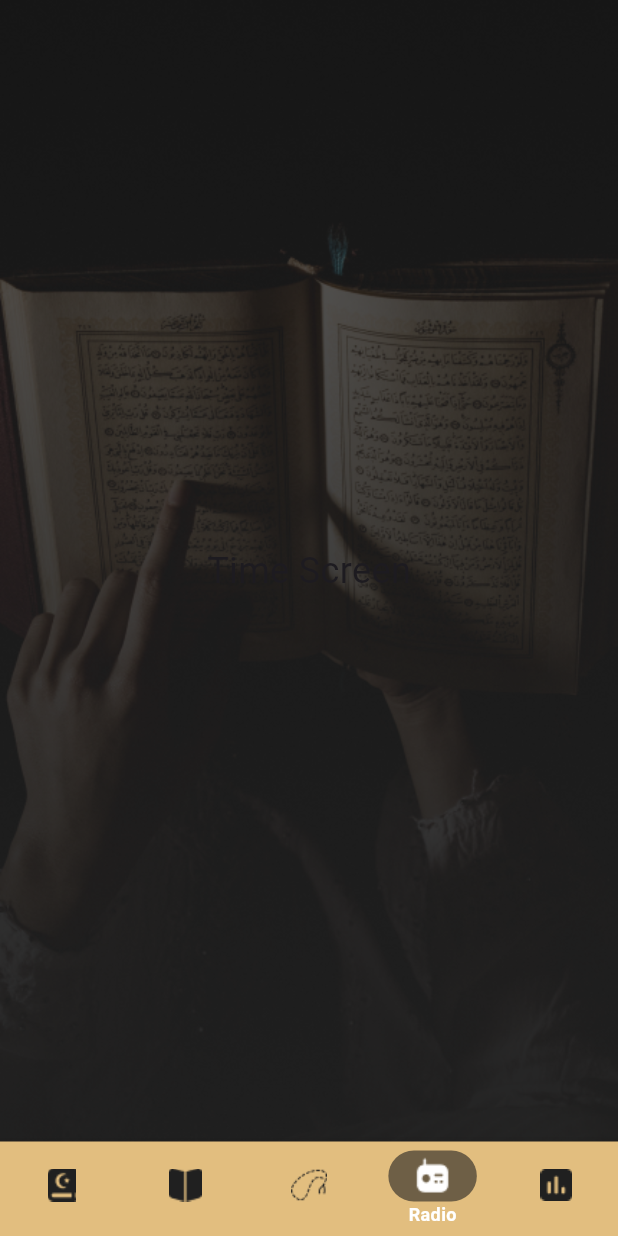
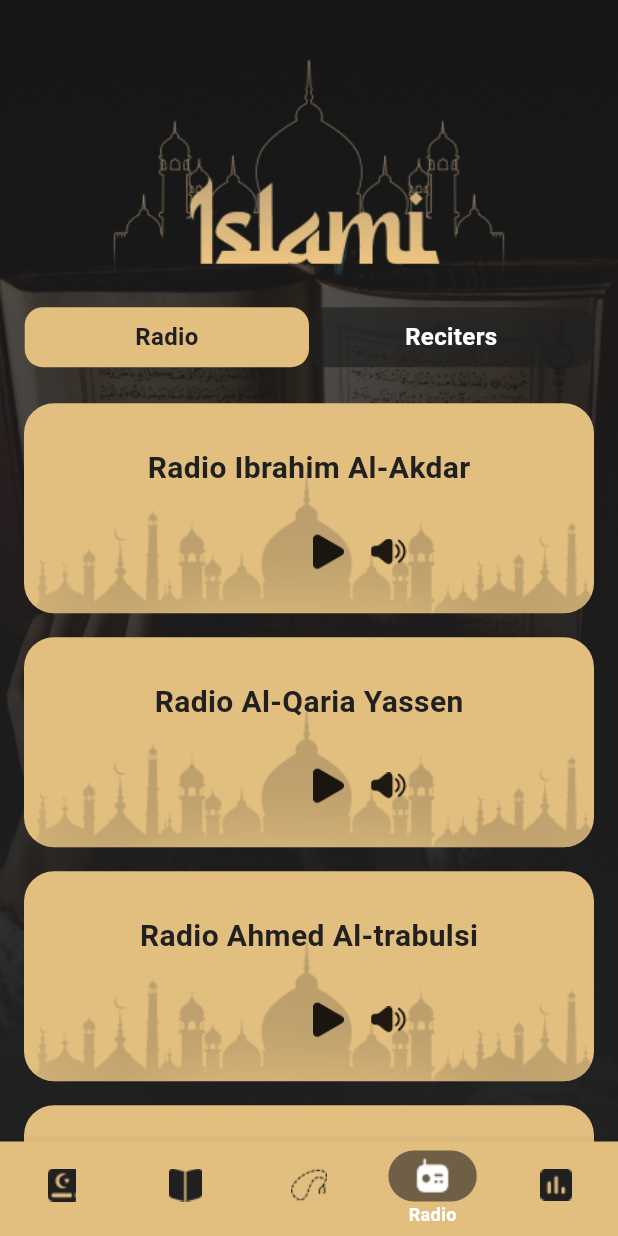
Before and after one commit to yasminesami/Islami_app-flutter, a Flutter app: the HomeScreen screen opened by its route, item 4 of the bottom bar chosen, on a phone screen of 412 x 824 dp. Run offline on Flutter 3.47's test engine with Material 3 defaults, Android fonts, the phone set to English and light mode, and no system bars; our stand-ins replace carousel_slider, shared_preferences; accounts and stored records are empty.

Commit message:
Radio tab screen.

```diff
--- a/lib/features/home/home_screen.dart
+++ b/lib/features/home/home_screen.dart
@@ -2,6 +2,7 @@ import 'package:flutter/material.dart';
 import 'package:islami/core/constants/app_colors.dart';
 import 'package:islami/features/hadith/hadith_screen.dart';
 import 'package:islami/features/quran/quran_screen.dart';
+import 'package:islami/features/radio/radio_screen.dart';
 import 'package:islami/features/sebha/sebha_screen.dart';
 
 class HomeScreen extends StatefulWidget {
@@ -17,10 +18,13 @@ class _HomeScreenState extends State<HomeScreen> {
   int currentPage = 0;
 
   final List<Widget> pages = [
-    QuranScreen(),
-    HadithScreen(),
-    SebhaScreen(),
-    Center(child: Text('Time Screen', style: TextStyle(fontSize: 24))),
+    const QuranScreen(),
+    const HadithScreen(),
+    const SebhaScreen(),
+    const RadioScreen(),
+    const Center(
+      child: Text("time Screen"),
+    )
   ];
 
   final List<String> pagesBackground = [
--- /dev/null
+++ b/lib/features/radio/model/radio_list.dart
@@ -0,0 +1,16 @@
+class RadioList {
+  static List<String> radioList = [
+    "Radio Ibrahim Al-Akdar",
+    "Radio Al-Qaria Yassen",
+    "Radio Ahmed Al-trabulsi",
+    "Radio Addokali Mohammad Alalim",
+    "Radio Ibrahim Al-Akdar",
+    "Radio Al-Qaria Yassen",
+    "Radio Ahmed Al-trabulsi",
+    "Radio Addokali Mohammad Alalim",
+    "Radio Ibrahim Al-Akdar",
+    "Radio Al-Qaria Yassen",
+    "Radio Ahmed Al-trabulsi",
+    "Radio Addokali Mohammad Alalim",
+  ];
+}
--- /dev/null
+++ b/lib/features/radio/radio_containers.dart
@@ -0,0 +1,100 @@
+import 'package:flutter/material.dart';
+import 'package:islami/core/constants/app_colors.dart';
+import 'package:islami/features/radio/model/radio_list.dart';
+
+class RadioContainers extends StatefulWidget {
+  const RadioContainers({super.key});
+
+  @override
+  State<RadioContainers> createState() => _RadioContainersState();
+}
+
+class _RadioContainersState extends State<RadioContainers> {
+  late List<bool> playStates;
+  late List<bool> volumeStates;
+
+  @override
+  void initState() {
+    super.initState();
+    int itemCount = RadioList.radioList.length;
+    playStates = List<bool>.generate(itemCount, (index) => false);
+    volumeStates = List<bool>.generate(itemCount, (index) => false);
+  }
+
+  @override
+  Widget build(BuildContext context) {
+    return ListView.builder(
+      padding: EdgeInsets.zero,
+      itemCount: RadioList.radioList.length,
+      itemBuilder: (context, index) => Container(
+        margin: const EdgeInsets.symmetric(vertical: 8, horizontal: 16),
+        width: double.infinity,
+        height: 140,
+        decoration: BoxDecoration(
+          borderRadius: BorderRadius.circular(20),
+          color: AppColors.gold,
+          image: DecorationImage(
+            alignment: Alignment.bottomCenter,
+            image: playStates[index]
+                ? const AssetImage('assets/images/selected_container_bg.png')
+                : const AssetImage('assets/images/unselected_cotainer_bg.png'),
+          ),
+        ),
+        child: Column(
+          mainAxisAlignment: MainAxisAlignment.spaceEvenly,
+          crossAxisAlignment: CrossAxisAlignment.center,
+          children: [
+            Text(
+              RadioList.radioList[index],
+              style: TextStyle(
+                fontSize: 20,
+                color: AppColors.black,
+                fontWeight: FontWeight.bold,
+              ),
+            ),
+            Row(
+              crossAxisAlignment: CrossAxisAlignment.center,
+              mainAxisAlignment: MainAxisAlignment.center,
+              children: [
+                const SizedBox(
+                  width: 66,
+                ),
+                InkWell(
+                  onTap: () {
+                    setState(() {
+                      playStates[index] = !playStates[index];
+                    });
+                  },
+                  child: playStates[index]
+                      ? const ImageIcon(
+                          AssetImage('assets/icons/play_audio_icon.png'),
+                        )
+                      : const ImageIcon(
+                          AssetImage('assets/icons/stop_audio_icon.png'),
+                        ),
+                ),
+                const SizedBox(
+                  width: 16,
+                ),
+                InkWell(
+                  onTap: () {
+                    setState(() {
+                      volumeStates[index] = !volumeStates[index];
+                    });
+                  },
+                  child: volumeStates[index]
+                      ? const ImageIcon(
+                          AssetImage('assets/icons/mute_volume_icon.png'),
+                        )
+                      : const ImageIcon(
+                          AssetImage('assets/icons/volume_icon.png'),
+                        ),
+                ),
+              ],
+            )
+          ],
+        ),
+      ),
+    );
+  }
+}
--- /dev/null
+++ b/lib/features/radio/radio_screen.dart
@@ -0,0 +1,96 @@
+import 'package:flutter/material.dart';
+import 'package:islami/core/constants/app_colors.dart';
+import 'package:islami/features/radio/radio_containers.dart';
+import 'package:islami/features/radio/reciters_containers.dart';
+
+class RadioScreen extends StatefulWidget {
+  static const routeName = "radio screen";
+
+  const RadioScreen({super.key});
+
+  @override
+  State<RadioScreen> createState() => _RadioScreenState();
+}
+
+class _RadioScreenState extends State<RadioScreen> {
+  int _currentPage = 0;
+
+  @override
+  Widget build(BuildContext context) {
+    double screenWidth = MediaQuery.of(context).size.width;
+    double screenHeight = MediaQuery.of(context).size.height;
+
+    return Center(
+        child: Column(children: [
+      Padding(
+        padding: const EdgeInsets.only(top: 40),
+        child: Image.asset(
+          'assets/images/islami_header.png',
+          width: screenWidth * .8,
+          height: screenHeight * .2,
+        ),
+      ),
+      Row(
+        mainAxisAlignment: MainAxisAlignment.center,
+        children: [
+          InkWell(
+            onTap: () {
+              setState(() {
+                _currentPage = 0;
+              });
+            },
+            child: Container(
+              alignment: Alignment.center,
+              width: screenWidth * .46,
+              height: 40,
+              decoration: BoxDecoration(
+                  borderRadius: BorderRadius.circular(12),
+                  color:
+                      _currentPage == 0 ? AppColors.gold : Color(0xB3202020)),
+              child: Text(
+                "Radio",
+                style: TextStyle(
+                    fontSize: 16,
+                    fontWeight: FontWeight.bold,
+                    color:
+                        _currentPage == 0 ? AppColors.black : AppColors.white),
+              ),
+            ),
+          ),
+          InkWell(
+            onTap: () {
+              setState(() {
+                _currentPage = 1;
+              });
+            },
+            child: Container(
+              alignment: Alignment.center,
+              width: screenWidth * .46,
+              height: 40,
+              decoration: BoxDecoration(
+                  borderRadius: BorderRadius.circular(12),
+                  color:
+                      _currentPage == 1 ? AppColors.gold : Color(0xB3202020)),
+              child: Text(
+                "Reciters",
+                style: TextStyle(
+                    fontSize: 16,
+                    fontWeight: FontWeight.bold,
+                    color:
+                        _currentPage == 1 ? AppColors.black : AppColors.white),
+              ),
+            ),
+          ),
+        ],
+      ),
+      const SizedBox(
+        height: 16,
+      ),
+      Expanded(
+        child: _currentPage == 0
+            ? const RadioContainers()
+            : const RecitersContainers(),
+      ),
+    ]));
+  }
+}
--- a/lib/main.dart
+++ b/lib/main.dart
@@ -3,6 +3,7 @@ import 'package:islami/core/themes/theme_data.dart';
 import 'package:islami/features/home/home_screen.dart';
 import 'package:islami/features/onboarding/onboarding_screen.dart';
 import 'package:islami/features/quran/quran_details.dart';
+import 'package:islami/features/radio/radio_screen.dart';
 import 'package:islami/features/splash/splash_screen.dart';
 
 import 'features/hadith/hadith_details.dart';
@@ -18,7 +19,7 @@ class MyApp extends StatelessWidget {
   Widget build(BuildContext context) {
     return MaterialApp(
       debugShowCheckedModeBanner: false,
-      initialRoute: HomeScreen.routeName,
+      initialRoute: SplashScreen.routeName,
       routes: {
         SplashScreen.routeName: (context) => const SplashScreen(),
         OnboardingScreen.routeName: (context) => const OnboardingScreen(),
@@ -27,6 +28,7 @@ class MyApp extends StatelessWidget {
         HadithScreen.routeName: (context) => const HadithScreen(),
         HadithDetails.routeName: (context) => const HadithDetails(),
         SebhaScreen.routeName: (context) => const SebhaScreen(),
+        RadioScreen.routeName: (context) => const RadioScreen(),
       },
       darkTheme: AppThemeData.darkTheme,
       themeMode: ThemeMode.dark,
```
Also changed, not shown: lib/features/radio/model/reciters_list.dart (added, +16 -0 lines), lib/features/radio/reciters_containers.dart (added, +100 -0 lines), assets/icons/mute_volume_icon.png (added), assets/icons/play_audio_icon.png (added), assets/icons/stop_audio_icon.png (added), assets/icons/volume_icon.png (added), assets/images/selected_container_bg.png (added), assets/images/unselected_cotainer_bg.png (added).
